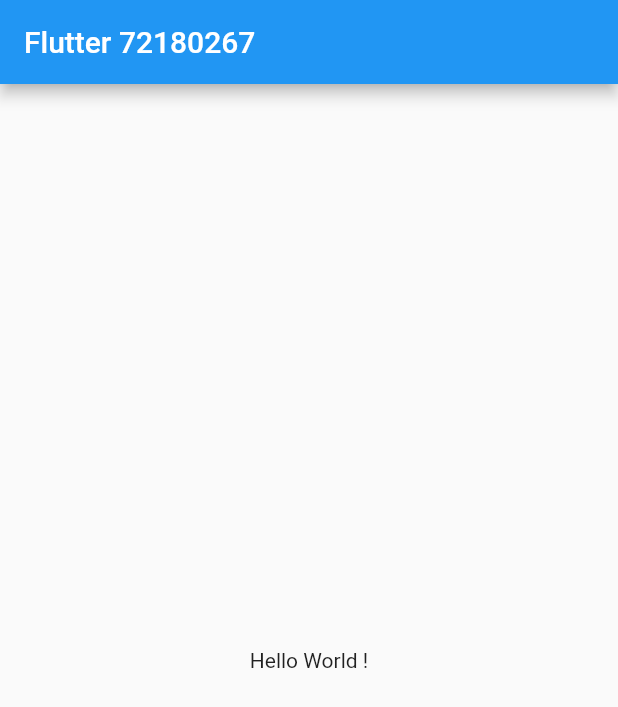
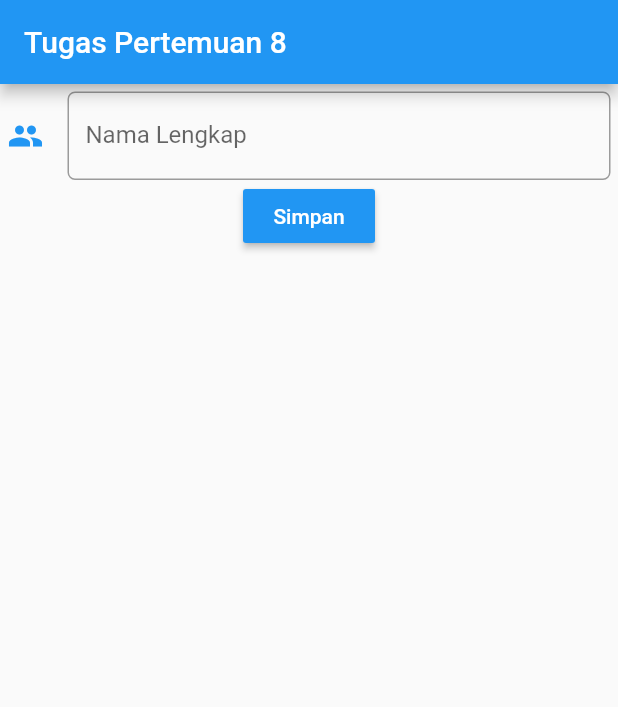
Before and after one commit to argowibowo/progmob2020uas, a Flutter app: the screen it shows after launch, on a phone screen of 412 x 824 dp. Shown: the top 707 px of the screen. Run offline on Flutter 3.47's test engine with Material 2 defaults, Android fonts, the phone set to English and light mode, and no system bars.

Commit message:
Tugas pertemuan 8

```diff
--- a/lib/main.dart
+++ b/lib/main.dart
@@ -1,4 +1,6 @@
 import 'package:flutter/material.dart';
+import 'package:flutter_progmob_2020/pertemuan1.dart';
+import 'package:flutter_progmob_2020/tugaspertemuan8.dart';
 
 void main() {
   runApp(MyApp());
@@ -28,7 +30,7 @@
         // closer together (more dense) than on mobile platforms.
         visualDensity: VisualDensity.adaptivePlatformDensity,
       ),
-      home: MyHomePage(title: 'Flutter 72180267'),
+      home: tugaspertemuan8(title: 'Flutter Demo Home Page Buatan Sendiri'),
     );
   }
 }
@@ -56,23 +58,14 @@
 
   void _incrementCounter() {
     setState(() {
-      // This call to setState tells the Flutter framework that something has
-      // changed in this State, which causes it to rerun the build method below
-      // so that the display can reflect the updated values. If we changed
-      // _counter without calling setState(), then the build method would not be
-      // called again, and so nothing would appear to happen.
+
       _counter++;
     });
   }
 
   @override
   Widget build(BuildContext context) {
-    // This method is rerun every time setState is called, for instance as done
-    // by the _incrementCounter method above.
-    //
-    // The Flutter framework has been optimized to make rerunning build methods
-    // fast, so that you can just rebuild anything that needs updating rather
-    // than having to individually change instances of widgets.
+
     return Scaffold(
       appBar: AppBar(
         // Here we take the value from the MyHomePage object that was created by
@@ -83,20 +76,7 @@
         // Center is a layout widget. It takes a single child and positions it
         // in the middle of the parent.
         child: Column(
-          // Column is also a layout widget. It takes a list of children and
-          // arranges them vertically. By default, it sizes itself to fit its
-          // children horizontally, and tries to be as tall as its parent.
-          //
-          // Invoke "debug painting" (press "p" in the console, choose the
-          // "Toggle Debug Paint" action from the Flutter Inspector in Android
-          // Studio, or the "Toggle Debug Paint" command in Visual Studio Code)
-          // to see the wireframe for each widget.
-          //
-          // Column has various properties to control how it sizes itself and
-          // how it positions its children. Here we use mainAxisAlignment to
-          // center the children vertically; the main axis here is the vertical
-          // axis because Columns are vertical (the cross axis would be
-          // horizontal).
+
           mainAxisAlignment: MainAxisAlignment.center,
           children: <Widget>[
             Text(
--- /dev/null
+++ b/lib/tugaspertemuan8.dart
@@ -0,0 +1,78 @@
+import 'package:flutter/material.dart';
+
+class tugaspertemuan8 extends StatefulWidget {
+  tugaspertemuan8({Key key, this.title}) : super(key: key);
+
+  final String title;
+
+  @override
+  _tugaspertemuan8 createState() => _tugaspertemuan8();
+}
+
+class _tugaspertemuan8 extends State<tugaspertemuan8> {
+  GlobalKey<FormState> formkey = GlobalKey<FormState>();
+
+  void validate(){
+    if(formkey.currentState.validate()){
+      print("validated");
+    }else{
+      print("failed");
+    }
+  }
+
+  @override
+  Widget build(BuildContext context) {
+
+    return Scaffold(
+      appBar: AppBar(
+
+        title: Text("Tugas Pertemuan 8"),
+      ),
+      body: Padding(
+        padding: EdgeInsets.all(5.0),
+        child: Center(
+          child:Form(
+            key:formkey,
+        child: Column(
+          mainAxisAlignment: MainAxisAlignment.start,
+          children: <Widget>[
+            TextFormField(
+              validator: (value){
+              if(value.isEmpty){
+              return "Nama Tidak Boleh Kosong";
+              }else{
+              return null;
+              }
+              },
+              decoration: new InputDecoration(
+                icon: Icon(
+                Icons.people,
+                color:Colors.blue,
+              ),
+                labelText: "Nama Lengkap",
+                hintText: "Contoh: David Yerusal",
+                border: OutlineInputBorder(
+                borderRadius: new BorderRadius.circular(5),
+                )
+              ),
+            ),
+
+            RaisedButton(
+              color: Colors.blue,
+              onPressed: validate,
+              child: Text(
+                  "Simpan",
+                  style: TextStyle(
+                      color: Colors.white
+                  )
+              ),
+            )
+          ],
+        ),
+      ),
+    ),
+      ),
+
+    );
+  }
+}
```
Also changed, not shown: lib/pertemuan1.dart (added, +72 -0 lines).
